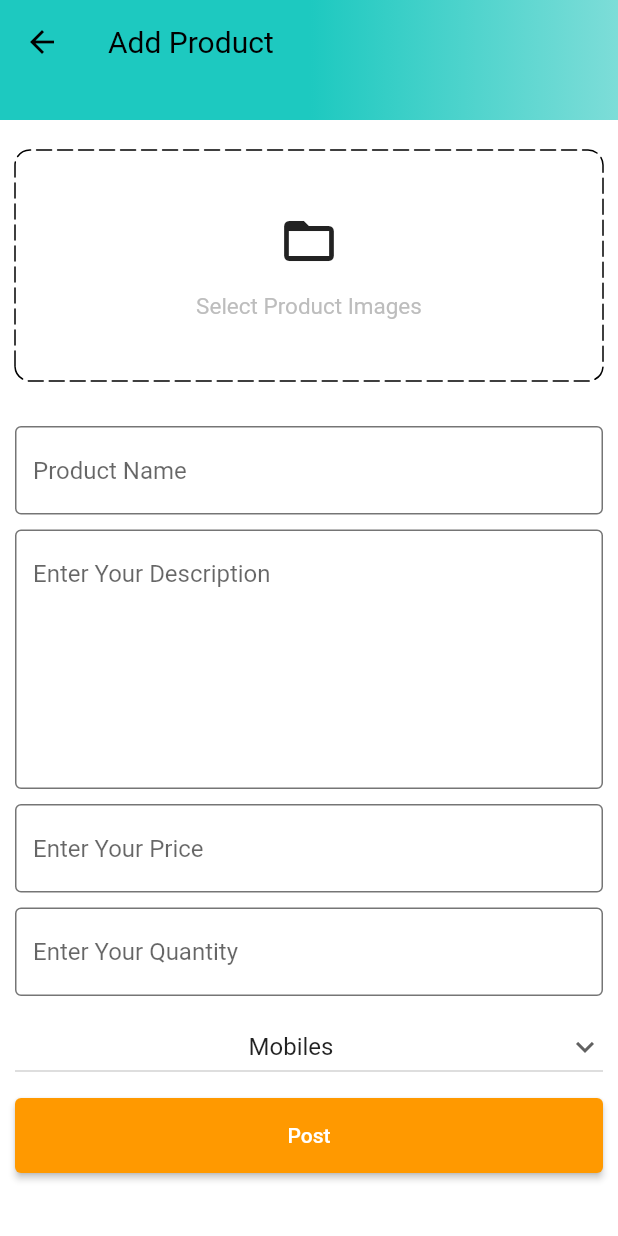
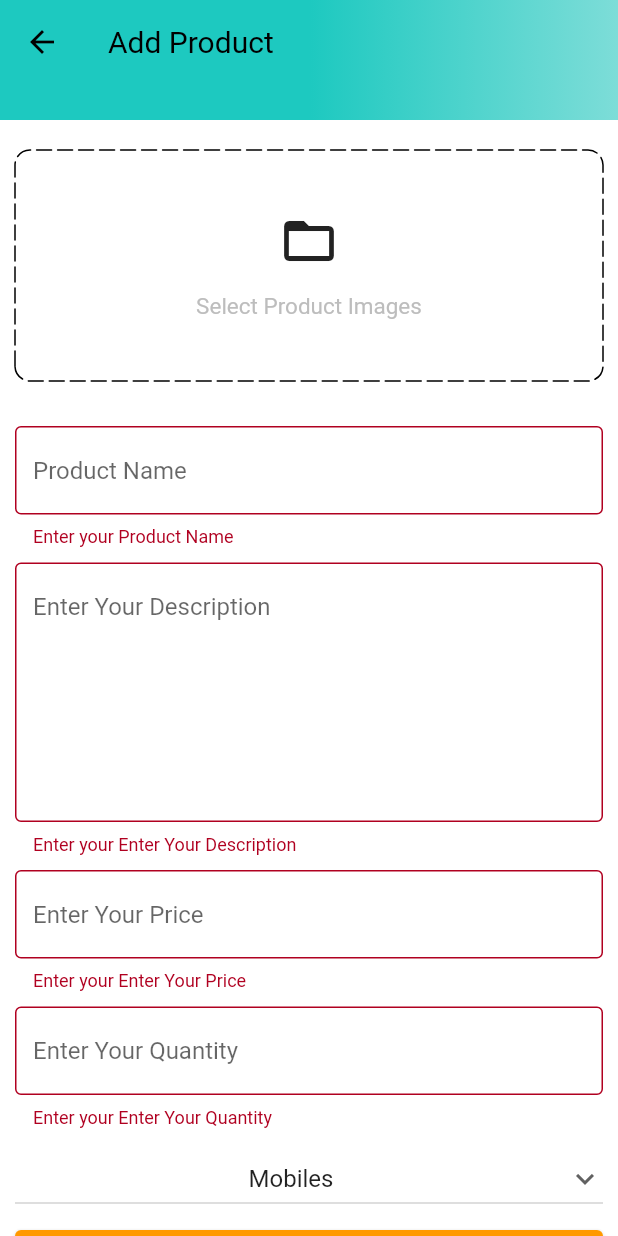
Before and after one commit to ali-sojib/Buy-Sell-Application, a Flutter app: the AddProdcutScreen screen opened by its route, after a tap on "Post", on a phone screen of 412 x 824 dp. Run offline on Flutter 3.47's test engine with Material 2 defaults, Android fonts, the light colour scheme and no system bars; drawn by our look-alikes of dotted_border; our stand-ins replace badges, carousel_slider, file_picker, shared_preferences; missing offline and left inert: cloudinary_public; accounts and stored records are empty.

Commit message:
add product to bd by admin only

```diff
--- a/lib/constants/global_variable.dart
+++ b/lib/constants/global_variable.dart
@@ -1,6 +1,6 @@
 import 'package:flutter/material.dart';
 
-String uri = 'http://192.168.0.111:3000';
+String uri = 'http://192.168.0.108:3000';
 // String uri = 'http://10.0.2.2:3000';
 // String uri = 'http:localhost:3000';
 
--- a/lib/features/admin/screens/add_product_screen.dart
+++ b/lib/features/admin/screens/add_product_screen.dart
@@ -1,6 +1,11 @@
+import 'dart:io';
+
 import 'package:buy_sell_appliction/common/widgets/custom_button.dart';
 import 'package:buy_sell_appliction/common/widgets/custom_textfield.dart';
 import 'package:buy_sell_appliction/constants/global_variable.dart';
+import 'package:buy_sell_appliction/constants/utils.dart';
+import 'package:buy_sell_appliction/features/admin/services/admin_services.dart';
+import 'package:carousel_slider/carousel_slider.dart';
 import 'package:dotted_border/dotted_border.dart';
 import 'package:flutter/material.dart';
 
@@ -17,8 +22,11 @@
   final TextEditingController descriptionController = TextEditingController();
   final TextEditingController priceController = TextEditingController();
   final TextEditingController quantityController = TextEditingController();
+  final AdminServices adminServices = AdminServices();
 
   String category = 'Mobiles';
+  List<File> images = [];
+  final _addProductFormKey = GlobalKey<FormState>();
 
   @override
   void dispose() {
@@ -36,6 +44,27 @@
     'Books',
     'Fashion'
   ];
+
+  void sellProduct() {
+    if (_addProductFormKey.currentState!.validate() && images.isNotEmpty) {
+      adminServices.sellProduct(
+        context: context,
+        name: productNameController.text,
+        description: descriptionController.text,
+        price: double.parse(priceController.text),
+        quantity: double.parse(quantityController.text),
+        category: category,
+        images: images,
+      );
+    }
+  }
+
+  void selectImages() async {
+    var res = await pickImages();
+    setState(() {
+      images = res;
+    });
+  }
 
   @override
   Widget build(BuildContext context) {
@@ -60,12 +89,33 @@
       ),
       body: SingleChildScrollView(
         child: Form(
+          key: _addProductFormKey,
           child: Padding(
             padding: const EdgeInsets.symmetric(horizontal: 10),
             child: Column(
               children: [
                 const SizedBox(height: 20),
-                DottedBorder(
+                images.isNotEmpty
+                    ? CarouselSlider(
+                        items: images.map(
+                          (i) {
+                            return Builder(
+                              builder: (BuildContext context) => Image.file(
+                                i,
+                                fit: BoxFit.cover,
+                                height: 200,
+                              ),
+                            );
+                          },
+                        ).toList(),
+                        options: CarouselOptions(
+                          viewportFraction: 1,
+                          height: 200,
+                        ),
+                      )
+                    : GestureDetector(
+                        onTap: selectImages,
+                        child: DottedBorder(
                           borderType: BorderType.RRect,
                           radius: const Radius.circular(10),
                           dashPattern: const [10, 4],
@@ -94,6 +144,7 @@
                                   ),
                                 ),
                               ],
+                            ),
                           ),
                         ),
                       ),
@@ -145,7 +196,11 @@
                   ),
                 ),
                 const SizedBox(height: 10),
-                CustomButton(text: 'Post', onTap: () {}),
+                CustomButton(
+                    text: 'Post',
+                    onTap:
+                        //*IMPORETNT* diffrent beetween{ sellProduct() & sellProduct }
+                        sellProduct),
               ],
             ),
           ),
--- /dev/null
+++ b/lib/features/admin/services/admin_services.dart
@@ -0,0 +1,68 @@
+import 'dart:io';
+import 'package:buy_sell_appliction/constants/error_handling.dart';
+import 'package:buy_sell_appliction/constants/global_variable.dart';
+import 'package:buy_sell_appliction/constants/utils.dart';
+import 'package:buy_sell_appliction/models/product.dart';
+import 'package:buy_sell_appliction/provirders/user_provider.dart';
+import 'package:cloudinary_public/cloudinary_public.dart';
+import 'package:flutter/cupertino.dart';
+import 'package:http/http.dart' as http;
+import 'package:provider/provider.dart';
+
+class AdminServices {
+  void sellProduct({
+    required BuildContext context,
+    required String name,
+    required String description,
+    required double price,
+    required double quantity,
+    required String category,
+    required List<File> images,
+  }) async {
+    final userProvider = Provider.of<UserProvider>(context, listen: false);
+    try {
+      final cloudinary =
+          CloudinaryPublic('ali-sojib-cloudinary-cloud', 'dyvrchf0');
+      List<String> imageUrls = [];
+
+      for (int i = 0; i < images.length; i++) {
+        CloudinaryResponse res = await cloudinary.uploadFile(
+          CloudinaryFile.fromFile(images[i].path, folder: name),
+        );
+        print(
+            'inside lamges loooppppp before passs  ..........................................');
+        imageUrls.add(res.secureUrl);
+        print(res.secureUrl.toString() +
+            '.................................................................................');
+      }
+
+      Product product = Product(
+        name: name,
+        description: description,
+        quantity: quantity,
+        images: imageUrls,
+        category: category,
+        price: price,
+      );
+
+      //sending to mongo
+      http.Response res = await http.post(Uri.parse('$uri/admin/add-product'),
+          headers: {
+            'Content-Type': 'application/json; charset=UTF-8',
+            'x-auth-token': userProvider.user.token,
+          },
+          body: product.toJson());
+
+      httpErrorHandel(
+        response: res,
+        context: context,
+        onSuccess: () {
+          showSnackBar(context, 'Product Added Successfully');
+          Navigator.pop(context);
+        },
+      );
+    } catch (e) {
+      showSnackBar(context, e.toString());
+    }
+  }
+}
--- /dev/null
+++ b/lib/models/product.dart
@@ -0,0 +1,55 @@
+import 'dart:convert';
+
+class Product {
+  final String name;
+  final String description;
+  final double quantity;
+  final List<String> images;
+  final String category;
+  final double price;
+  final String? id;
+  // final String? userId;
+  //leater add rating
+
+  Product({
+    required this.name,
+    required this.description,
+    required this.quantity,
+    required this.images,
+    required this.category,
+    required this.price,
+    this.id,
+    //  this.userId
+  });
+
+  Map<String, dynamic> toMap() {
+    return {
+      'name': name,
+      'description': description,
+      'quantity': quantity,
+      'images': images,
+      'category': category,
+      'price': price,
+      'id': id,
+      //  'userId': userId,
+    };
+  }
+
+  factory Product.formMap(Map<String, dynamic> map) {
+    return Product(
+      name: map['name'] ?? '',
+      description: map['description'] ?? '',
+      quantity: map['quantity']?.toDouble() ?? 0.0,
+      images: List<String>.from(map['images']),
+      category: map['category'] ?? '',
+      price: map['price']?.toDouble() ?? 0.0,
+      id: map['_id'],
+      //  userId: map['userId']
+    );
+  }
+
+  String toJson() => json.encode(toMap());
+
+  factory Product.formJson(String source) =>
+      Product.formMap(json.decode(source));
+}
--- a/pubspec.yaml
+++ b/pubspec.yaml
@@ -40,6 +40,7 @@
   carousel_slider:
   dotted_border:
   file_picker:
+  cloudinary_public:
 
 dev_dependencies:
   flutter_test:
```
Also changed, not shown: lib/constants/utils.dart (+30 -0 lines), pubspec.lock, 5 other files. Lines whose indentation alone changed are shown as unchanged.
